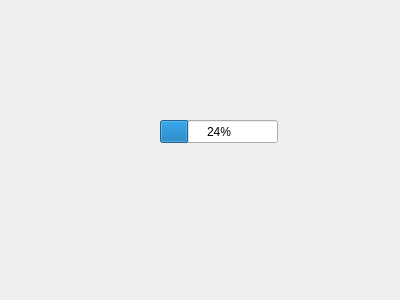
Qt form Ipiranga_GUI/UserPages/advertise.ui (Hugo-NF/App_Ipiranga) before a commit.
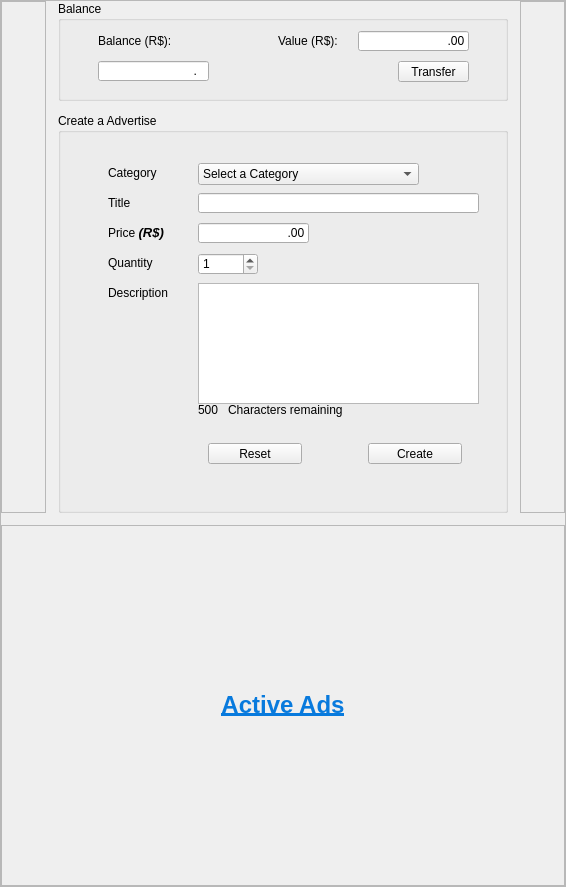
The same form after that commit.

What changed in the file:
```diff
--- a/Ipiranga_GUI/UserPages/advertise.ui
+++ b/Ipiranga_GUI/UserPages/advertise.ui
@@ -6,26 +6,523 @@
    <rect>
     <x>0</x>
     <y>0</y>
-    <width>400</width>
-    <height>300</height>
+    <width>566</width>
+    <height>887</height>
    </rect>
   </property>
   <property name="windowTitle">
    <string>Form</string>
   </property>
-  <widget class="QProgressBar" name="progressBar">
-   <property name="geometry">
-    <rect>
-     <x>160</x>
-     <y>120</y>
-     <width>118</width>
-     <height>23</height>
-    </rect>
+  <layout class="QVBoxLayout" name="verticalLayout">
+   <property name="spacing">
+    <number>0</number>
    </property>
-   <property name="value">
-    <number>24</number>
+   <property name="leftMargin">
+    <number>0</number>
    </property>
-  </widget>
+   <property name="topMargin">
+    <number>0</number>
+   </property>
+   <property name="rightMargin">
+    <number>0</number>
+   </property>
+   <property name="bottomMargin">
+    <number>0</number>
+   </property>
+   <item>
+    <widget class="QScrollArea" name="scrollArea">
+     <property name="widgetResizable">
+      <bool>true</bool>
+     </property>
+     <widget class="QWidget" name="scrollAreaWidgetContents">
+      <property name="geometry">
+       <rect>
+        <x>0</x>
+        <y>0</y>
+        <width>562</width>
+        <height>883</height>
+       </rect>
+      </property>
+      <layout class="QHBoxLayout" name="horizontalLayout">
+       <property name="spacing">
+        <number>0</number>
+       </property>
+       <property name="leftMargin">
+        <number>0</number>
+       </property>
+       <property name="topMargin">
+        <number>0</number>
+       </property>
+       <property name="rightMargin">
+        <number>0</number>
+       </property>
+       <property name="bottomMargin">
+        <number>0</number>
+       </property>
+       <item>
+        <widget class="QFrame" name="left">
+         <property name="frameShape">
+          <enum>QFrame::StyledPanel</enum>
+         </property>
+         <property name="frameShadow">
+          <enum>QFrame::Raised</enum>
+         </property>
+        </widget>
+       </item>
+       <item>
+        <layout class="QVBoxLayout" name="Center">
+         <property name="spacing">
+          <number>12</number>
+         </property>
+         <item>
+          <layout class="QHBoxLayout" name="Banalce_advertise">
+           <item>
+            <widget class="QFrame" name="left_2">
+             <property name="frameShape">
+              <enum>QFrame::StyledPanel</enum>
+             </property>
+             <property name="frameShadow">
+              <enum>QFrame::Raised</enum>
+             </property>
+            </widget>
+           </item>
+           <item>
+            <layout class="QVBoxLayout" name="Banalce_advertise_2">
+             <item>
+              <widget class="QGroupBox" name="Balance">
+               <property name="minimumSize">
+                <size>
+                 <width>0</width>
+                 <height>100</height>
+                </size>
+               </property>
+               <property name="maximumSize">
+                <size>
+                 <width>485</width>
+                 <height>100</height>
+                </size>
+               </property>
+               <property name="title">
+                <string>Balance</string>
+               </property>
+               <widget class="QLineEdit" name="line_balance">
+                <property name="geometry">
+                 <rect>
+                  <x>40</x>
+                  <y>60</y>
+                  <width>111</width>
+                  <height>20</height>
+                 </rect>
+                </property>
+                <property name="inputMask">
+                 <string>99999999.00</string>
+                </property>
+                <property name="text">
+                 <string>.</string>
+                </property>
+                <property name="maxLength">
+                 <number>11</number>
+                </property>
+                <property name="alignment">
+                 <set>Qt::AlignRight|Qt::AlignTrailing|Qt::AlignVCenter</set>
+                </property>
+               </widget>
+               <widget class="QLineEdit" name="line_transfer">
+                <property name="geometry">
+                 <rect>
+                  <x>300</x>
+                  <y>30</y>
+                  <width>111</width>
+                  <height>20</height>
+                 </rect>
+                </property>
+                <property name="inputMask">
+                 <string>99999999.\0\0</string>
+                </property>
+                <property name="text">
+                 <string>.00</string>
+                </property>
+                <property name="maxLength">
+                 <number>11</number>
+                </property>
+                <property name="alignment">
+                 <set>Qt::AlignRight|Qt::AlignTrailing|Qt::AlignVCenter</set>
+                </property>
+               </widget>
+               <widget class="QPushButton" name="pushButton_transfer">
+                <property name="geometry">
+                 <rect>
+                  <x>340</x>
+                  <y>60</y>
+                  <width>71</width>
+                  <height>21</height>
+                 </rect>
+                </property>
+                <property name="text">
+                 <string>Transfer</string>
+                </property>
+               </widget>
+               <widget class="QLabel" name="label_balance">
+                <property name="geometry">
+                 <rect>
+                  <x>40</x>
+                  <y>30</y>
+                  <width>111</width>
+                  <height>20</height>
+                 </rect>
+                </property>
+                <property name="text">
+                 <string>Balance (R$):</string>
+                </property>
+               </widget>
+               <widget class="QLabel" name="label_value">
+                <property name="geometry">
+                 <rect>
+                  <x>220</x>
+                  <y>30</y>
+                  <width>91</width>
+                  <height>20</height>
+                 </rect>
+                </property>
+                <property name="text">
+                 <string>Value (R$):</string>
+                </property>
+               </widget>
+              </widget>
+             </item>
+             <item>
+              <widget class="QGroupBox" name="Create_Advertise">
+               <property name="minimumSize">
+                <size>
+                 <width>450</width>
+                 <height>400</height>
+                </size>
+               </property>
+               <property name="maximumSize">
+                <size>
+                 <width>450</width>
+                 <height>400</height>
+                </size>
+               </property>
+               <property name="title">
+                <string>Create a Advertise</string>
+               </property>
+               <widget class="QPushButton" name="pushButton_create">
+                <property name="geometry">
+                 <rect>
+                  <x>310</x>
+                  <y>330</y>
+                  <width>94</width>
+                  <height>21</height>
+                 </rect>
+                </property>
+                <property name="text">
+                 <string>Create</string>
+                </property>
+               </widget>
+               <widget class="QTextEdit" name="text_description">
+                <property name="geometry">
+                 <rect>
+                  <x>140</x>
+                  <y>170</y>
+                  <width>281</width>
+                  <height>121</height>
+                 </rect>
+                </property>
+                <property name="font">
+                 <font>
+                  <strikeout>false</strikeout>
+                 </font>
+                </property>
+                <property name="html">
+                 <string>&lt;!DOCTYPE HTML PUBLIC &quot;-//W3C//DTD HTML 4.0//EN&quot; &quot;http://www.w3.org/TR/REC-html40/strict.dtd&quot;&gt;
+&lt;html&gt;&lt;head&gt;&lt;meta name=&quot;qrichtext&quot; content=&quot;1&quot; /&gt;&lt;style type=&quot;text/css&quot;&gt;
+p, li { white-space: pre-wrap; }
+&lt;/style&gt;&lt;/head&gt;&lt;body style=&quot; font-family:'Cantarell'; font-size:11pt; font-weight:400; font-style:normal;&quot;&gt;
+&lt;p align=&quot;justify&quot; style=&quot;-qt-paragraph-type:empty; margin-top:0px; margin-bottom:0px; margin-left:0px; margin-right:0px; -qt-block-indent:0; text-indent:0px;&quot;&gt;&lt;br /&gt;&lt;/p&gt;&lt;/body&gt;&lt;/html&gt;</string>
+                </property>
+               </widget>
+               <widget class="QLabel" name="label_quantity">
+                <property name="geometry">
+                 <rect>
+                  <x>50</x>
+                  <y>140</y>
+                  <width>81</width>
+                  <height>20</height>
+                 </rect>
+                </property>
+                <property name="text">
+                 <string>Quantity</string>
+                </property>
+               </widget>
+               <widget class="QLabel" name="label_title">
+                <property name="geometry">
+                 <rect>
+                  <x>50</x>
+                  <y>80</y>
+                  <width>68</width>
+                  <height>20</height>
+                 </rect>
+                </property>
+                <property name="text">
+                 <string>Title</string>
+                </property>
+               </widget>
+               <widget class="QLabel" name="labe_text_character">
+                <property name="geometry">
+                 <rect>
+                  <x>170</x>
+                  <y>287</y>
+                  <width>131</width>
+                  <height>20</height>
+                 </rect>
+                </property>
+                <property name="font">
+                 <font>
+                  <pointsize>9</pointsize>
+                 </font>
+                </property>
+                <property name="text">
+                 <string>Characters remaining</string>
+                </property>
+               </widget>
+               <widget class="QComboBox" name="comboBox_category">
+                <property name="geometry">
+                 <rect>
+                  <x>140</x>
+                  <y>50</y>
+                  <width>221</width>
+                  <height>22</height>
+                 </rect>
+                </property>
+                <property name="currentIndex">
+                 <number>0</number>
+                </property>
+                <item>
+                 <property name="text">
+                  <string>Select a Category</string>
+                 </property>
+                </item>
+               </widget>
+               <widget class="QLabel" name="label_price">
+                <property name="geometry">
+                 <rect>
+                  <x>50</x>
+                  <y>110</y>
+                  <width>68</width>
+                  <height>20</height>
+                 </rect>
+                </property>
+                <property name="text">
+                 <string>&lt;html&gt;&lt;head/&gt;&lt;body&gt;&lt;p&gt;Price &lt;span style=&quot; font-size:10pt; font-weight:600; font-style:italic;&quot;&gt;(R$)&lt;/span&gt;&lt;/p&gt;&lt;/body&gt;&lt;/html&gt;</string>
+                </property>
+               </widget>
+               <widget class="QLabel" name="label_n_character">
+                <property name="geometry">
+                 <rect>
+                  <x>140</x>
+                  <y>287</y>
+                  <width>31</width>
+                  <height>20</height>
+                 </rect>
+                </property>
+                <property name="font">
+                 <font>
+                  <pointsize>9</pointsize>
+                 </font>
+                </property>
+                <property name="layoutDirection">
+                 <enum>Qt::RightToLeft</enum>
+                </property>
+                <property name="text">
+                 <string>500</string>
+                </property>
+               </widget>
+               <widget class="QPushButton" name="pushButton_reset">
+                <property name="geometry">
+                 <rect>
+                  <x>150</x>
+                  <y>330</y>
+                  <width>94</width>
+                  <height>21</height>
+                 </rect>
+                </property>
+                <property name="text">
+                 <string>Reset</string>
+                </property>
+               </widget>
+               <widget class="QLabel" name="label_category">
+                <property name="geometry">
+                 <rect>
+                  <x>50</x>
+                  <y>50</y>
+                  <width>91</width>
+                  <height>20</height>
+                 </rect>
+                </property>
+                <property name="text">
+                 <string>Category</string>
+                </property>
+               </widget>
+               <widget class="QLabel" name="label_description">
+                <property name="geometry">
+                 <rect>
+                  <x>50</x>
+                  <y>170</y>
+                  <width>91</width>
+                  <height>20</height>
+                 </rect>
+                </property>
+                <property name="text">
+                 <string>Description</string>
+                </property>
+               </widget>
+               <widget class="QLineEdit" name="line_price">
+                <property name="geometry">
+                 <rect>
+                  <x>140</x>
+                  <y>110</y>
+                  <width>111</width>
+                  <height>20</height>
+                 </rect>
+                </property>
+                <property name="inputMask">
+                 <string>99999999.\0\0</string>
+                </property>
+                <property name="text">
+                 <string>.00</string>
+                </property>
+                <property name="maxLength">
+                 <number>11</number>
+                </property>
+                <property name="alignment">
+                 <set>Qt::AlignRight|Qt::AlignTrailing|Qt::AlignVCenter</set>
+                </property>
+               </widget>
+               <widget class="QLineEdit" name="line_title">
+                <property name="geometry">
+                 <rect>
+                  <x>140</x>
+                  <y>80</y>
+                  <width>281</width>
+                  <height>20</height>
+                 </rect>
+                </property>
+               </widget>
+               <widget class="QSpinBox" name="spinBox_quantity">
+                <property name="geometry">
+                 <rect>
+                  <x>140</x>
+                  <y>140</y>
+                  <width>60</width>
+                  <height>22</height>
+                 </rect>
+                </property>
+                <property name="minimum">
+                 <number>1</number>
+                </property>
+                <property name="maximum">
+                 <number>999</number>
+                </property>
+               </widget>
+              </widget>
+             </item>
+            </layout>
+           </item>
+           <item>
+            <widget class="QFrame" name="right_2">
+             <property name="frameShape">
+              <enum>QFrame::StyledPanel</enum>
+             </property>
+             <property name="frameShadow">
+              <enum>QFrame::Raised</enum>
+             </property>
+            </widget>
+           </item>
+          </layout>
+         </item>
+         <item>
+          <widget class="QFrame" name="Active_ads">
+           <property name="sizePolicy">
+            <sizepolicy hsizetype="Expanding" vsizetype="Expanding">
+             <horstretch>0</horstretch>
+             <verstretch>0</verstretch>
+            </sizepolicy>
+           </property>
+           <property name="minimumSize">
+            <size>
+             <width>450</width>
+             <height>100</height>
+            </size>
+           </property>
+           <property name="styleSheet">
+            <string notr="true"/>
+           </property>
+           <property name="frameShape">
+            <enum>QFrame::StyledPanel</enum>
+           </property>
+           <property name="frameShadow">
+            <enum>QFrame::Raised</enum>
+           </property>
+           <layout class="QVBoxLayout" name="verticalLayout_3">
+            <property name="spacing">
+             <number>6</number>
+            </property>
+            <property name="leftMargin">
+             <number>0</number>
+            </property>
+            <property name="topMargin">
+             <number>0</number>
+            </property>
+            <property name="rightMargin">
+             <number>0</number>
+            </property>
+            <property name="bottomMargin">
+             <number>0</number>
+            </property>
+            <item>
+             <widget class="QLabel" name="TitleAds">
+              <property name="maximumSize">
+               <size>
+                <width>16777215</width>
+                <height>50</height>
+               </size>
+              </property>
+              <property name="locale">
+               <locale language="English" country="UnitedStates"/>
+              </property>
+              <property name="text">
+               <string>&lt;html&gt;&lt;head/&gt;&lt;body&gt;&lt;p align=&quot;center&quot;&gt;&lt;span style=&quot; font-size:18pt; font-weight:600; text-decoration: underline; color:#087add;&quot;&gt;Active Ads&lt;/span&gt;&lt;/p&gt;&lt;/body&gt;&lt;/html&gt;</string>
+              </property>
+             </widget>
+            </item>
+            <item>
+             <layout class="QVBoxLayout" name="Ads">
+              <property name="spacing">
+               <number>20</number>
+              </property>
+             </layout>
+            </item>
+           </layout>
+          </widget>
+         </item>
+        </layout>
+       </item>
+       <item>
+        <widget class="QFrame" name="right">
+         <property name="frameShape">
+          <enum>QFrame::StyledPanel</enum>
+         </property>
+         <property name="frameShadow">
+          <enum>QFrame::Raised</enum>
+         </property>
+        </widget>
+       </item>
+      </layout>
+     </widget>
+    </widget>
+   </item>
+  </layout>
  </widget>
  <resources/>
  <connections/>
```
